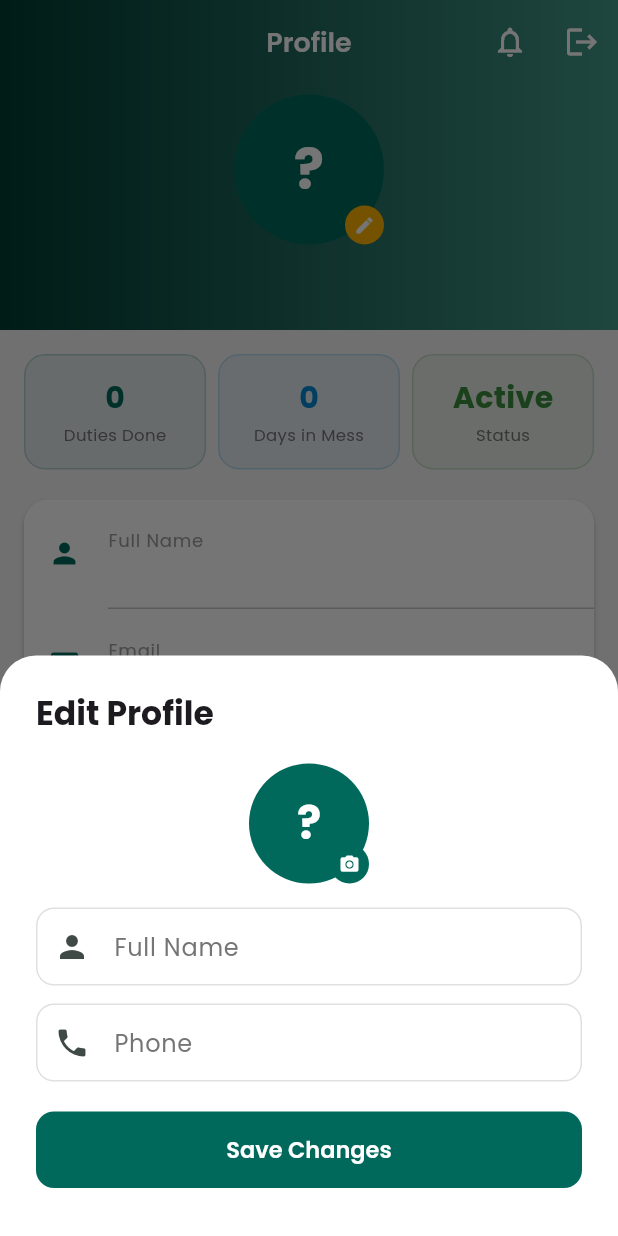
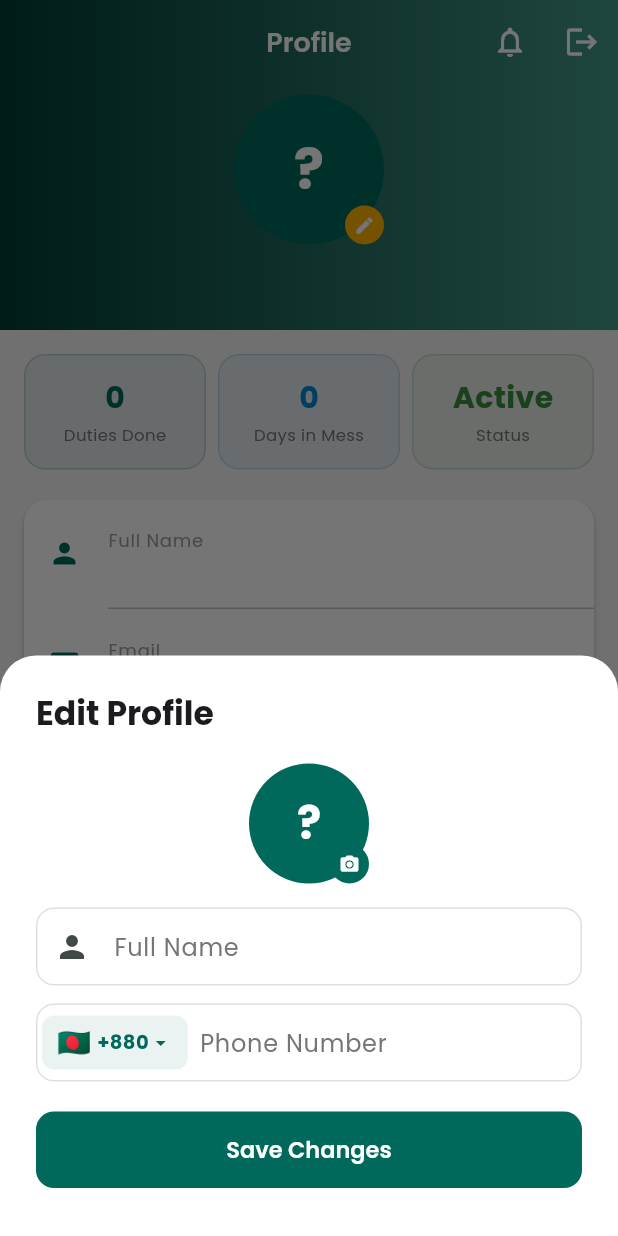
Before and after one commit to Sajib-IT/Mess-Duty, a Flutter app: the ProfileView screen opened by its route, after a tap on "Edit Profile", on a phone screen of 412 x 824 dp. Run offline on Flutter 3.47's test engine with Material 3 defaults, Android fonts, the phone set to English and light mode, and no system bars; our stand-ins replace awesome_notifications, cached_network_image, cloud_firestore, firebase_auth, firebase_core, firebase_messaging and 5 more; accounts and stored records are empty.

```diff
--- a/lib/app/views/profile/profile_view.dart
+++ b/lib/app/views/profile/profile_view.dart
@@ -5,6 +5,7 @@ import '../../controllers/auth_controller.dart';
 import '../../theme/app_theme.dart';
 import '../../utils/app_helpers.dart';
 import '../../widgets/shared_widgets.dart';
+import '../../widgets/phone_field.dart';
 import '../../routes/app_routes.dart';
 
 class ProfileView extends StatelessWidget {
@@ -246,7 +247,10 @@ class ProfileView extends StatelessWidget {
 
   void _editProfile(BuildContext context, ProfileController ctrl, dynamic user) {
     final nameCtrl = TextEditingController(text: user.name);
-    final phoneCtrl = TextEditingController(text: user.phone);
+    // Parse existing phone into dial code + local number
+    final parsed = PhoneField.parse(user.phone ?? '');
+    final phoneCtrl = TextEditingController(text: parsed.value);
+    final selectedDialCode = parsed.key.obs;
 
     Get.bottomSheet(
       Container(
@@ -296,11 +300,15 @@ class ProfileView extends StatelessWidget {
               decoration: const InputDecoration(labelText: 'Full Name', prefixIcon: Icon(Icons.person)),
             ),
             const SizedBox(height: 12),
-            TextField(
-              controller: phoneCtrl,
-              keyboardType: TextInputType.phone,
-              decoration: const InputDecoration(labelText: 'Phone', prefixIcon: Icon(Icons.phone)),
-            ),
+            Obx(() => PhoneField(
+                  controller: phoneCtrl,
+                  initialDialCode: selectedDialCode.value,
+                  onDialCodeChanged: (code) => selectedDialCode.value = code,
+                  validator: (v) {
+                    if (v == null || v.trim().isEmpty) return 'Phone is required';
+                    return null;
+                  },
+                )),
             const SizedBox(height: 20),
             Obx(() => SizedBox(
                   width: double.infinity,
@@ -310,7 +318,10 @@ class ProfileView extends StatelessWidget {
                         : () {
                             ctrl.updateProfile(
                               name: nameCtrl.text.trim(),
-                              phone: phoneCtrl.text.trim(),
+                              phone: PhoneField.combine(
+                                selectedDialCode.value,
+                                phoneCtrl.text.trim(),
+                              ),
                             );
                             Get.back();
                           },
--- /dev/null
+++ b/lib/app/widgets/phone_field.dart
@@ -0,0 +1,159 @@
+import 'package:flutter/material.dart';
+import '../theme/app_theme.dart';
+const List<Map<String, String>> _countries = [
+  {'name': 'Bangladesh', 'code': '+880', 'flag': '🇧🇩'},
+  {'name': 'India', 'code': '+91', 'flag': '🇮🇳'},
+  {'name': 'Pakistan', 'code': '+92', 'flag': '🇵🇰'},
+  {'name': 'United States', 'code': '+1', 'flag': '🇺🇸'},
+  {'name': 'United Kingdom', 'code': '+44', 'flag': '🇬🇧'},
+  {'name': 'Saudi Arabia', 'code': '+966', 'flag': '🇸🇦'},
+  {'name': 'UAE', 'code': '+971', 'flag': '🇦🇪'},
+  {'name': 'Qatar', 'code': '+974', 'flag': '🇶🇦'},
+  {'name': 'Kuwait', 'code': '+965', 'flag': '🇰🇼'},
+  {'name': 'Malaysia', 'code': '+60', 'flag': '🇲🇾'},
+  {'name': 'Singapore', 'code': '+65', 'flag': '🇸🇬'},
+  {'name': 'Australia', 'code': '+61', 'flag': '🇦🇺'},
+  {'name': 'Canada', 'code': '+1', 'flag': '🇨🇦'},
+  {'name': 'Germany', 'code': '+49', 'flag': '🇩🇪'},
+  {'name': 'France', 'code': '+33', 'flag': '🇫🇷'},
+  {'name': 'Turkey', 'code': '+90', 'flag': '🇹🇷'},
+  {'name': 'Indonesia', 'code': '+62', 'flag': '🇮🇩'},
+  {'name': 'China', 'code': '+86', 'flag': '🇨🇳'},
+  {'name': 'Japan', 'code': '+81', 'flag': '🇯🇵'},
+  {'name': 'South Korea', 'code': '+82', 'flag': '🇰🇷'},
+];
+class PhoneField extends StatefulWidget {
+  final TextEditingController controller;
+  final String? Function(String?)? validator;
+  final String initialDialCode;
+  final void Function(String dialCode)? onDialCodeChanged;
+  const PhoneField({
+    super.key,
+    required this.controller,
+    this.validator,
+    this.initialDialCode = '+880',
+    this.onDialCodeChanged,
+  });
+  static String combine(String dialCode, String number) {
+    final digits = number.replaceAll(RegExp(r'[^0-9]'), '');
+    return '$dialCode$digits';
+  }
+  static MapEntry<String, String> parse(String fullNumber) {
+    for (final c in _countries) {
+      if (fullNumber.startsWith(c['code']!)) {
+        return MapEntry(c['code']!, fullNumber.substring(c['code']!.length));
+      }
+    }
+    return MapEntry('+880', fullNumber);
+  }
+  @override
+  State<PhoneField> createState() => _PhoneFieldState();
+}
+class _PhoneFieldState extends State<PhoneField> {
+  late Map<String, String> _selected;
+  final _searchCtrl = TextEditingController();
+  @override
+  void initState() {
+    super.initState();
+    _selected = _countries.firstWhere(
+      (c) => c['code'] == widget.initialDialCode,
+      orElse: () => _countries.first,
+    );
+  }
+  @override
+  void dispose() {
+    _searchCtrl.dispose();
+    super.dispose();
+  }
+  void _showPicker(BuildContext context) {
+    _searchCtrl.clear();
+    showModalBottomSheet(
+      context: context,
+      isScrollControlled: true,
+      shape: const RoundedRectangleBorder(
+        borderRadius: BorderRadius.vertical(top: Radius.circular(20)),
+      ),
+      builder: (ctx) => StatefulBuilder(
+        builder: (ctx, setModal) => SizedBox(
+          height: MediaQuery.of(ctx).size.height * 0.65,
+          child: Column(
+            children: [
+              const SizedBox(height: 12),
+              Container(width: 40, height: 4,
+                decoration: BoxDecoration(color: Colors.grey.shade300, borderRadius: BorderRadius.circular(2))),
+              Padding(
+                padding: const EdgeInsets.fromLTRB(16, 12, 16, 8),
+                child: TextField(
+                  controller: _searchCtrl,
+                  autofocus: true,
+                  decoration: InputDecoration(
+                    hintText: 'Search country...',
+                    prefixIcon: const Icon(Icons.search),
+                    isDense: true,
+                    border: OutlineInputBorder(borderRadius: BorderRadius.circular(12)),
+                  ),
+                  onChanged: (_) => setModal(() {}),
+                ),
+              ),
+              Expanded(
+                child: ListView(
+                  children: _countries
+                      .where((c) =>
+                          c['name']!.toLowerCase().contains(_searchCtrl.text.toLowerCase()) ||
+                          c['code']!.contains(_searchCtrl.text))
+                      .map((c) => ListTile(
+                            leading: Text(c['flag']!, style: const TextStyle(fontSize: 24)),
+                            title: Text(c['name']!),
+                            trailing: Text(c['code']!,
+                                style: const TextStyle(fontWeight: FontWeight.bold, color: AppColors.primary)),
+                            selected: _selected['name'] == c['name'],
+                            selectedTileColor: AppColors.primary.withValues(alpha: 0.08),
+                            onTap: () {
+                              setState(() => _selected = c);
+                              widget.onDialCodeChanged?.call(c['code']!);
+                              Navigator.pop(ctx);
+                            },
+                          ))
+                      .toList(),
+                ),
+              ),
+            ],
+          ),
+        ),
+      ),
+    );
+  }
+  @override
+  Widget build(BuildContext context) {
+    return TextFormField(
+      controller: widget.controller,
+      keyboardType: TextInputType.phone,
+      validator: widget.validator,
+      decoration: InputDecoration(
+        labelText: 'Phone Number',
+        hintText: 'e.g. 01712345678',
+        prefixIcon: GestureDetector(
+          onTap: () => _showPicker(context),
+          child: Container(
+            padding: const EdgeInsets.symmetric(horizontal: 10),
+            margin: const EdgeInsets.symmetric(vertical: 6, horizontal: 4),
+            decoration: BoxDecoration(
+              color: AppColors.primary.withValues(alpha: 0.08),
+              borderRadius: BorderRadius.circular(8),
+            ),
+            child: Row(
+              mainAxisSize: MainAxisSize.min,
+              children: [
+                Text(_selected['flag']!, style: const TextStyle(fontSize: 18)),
+                const SizedBox(width: 4),
+                Text(_selected['code']!,
+                    style: const TextStyle(fontWeight: FontWeight.bold, fontSize: 13, color: AppColors.primary)),
+                const Icon(Icons.arrow_drop_down, size: 16, color: AppColors.primary),
+              ],
+            ),
+          ),
+        ),
+      ),
+    );
+  }
+}
```
Also changed, not shown: lib/app/views/auth/signup_view.dart (+14 -8 lines).
